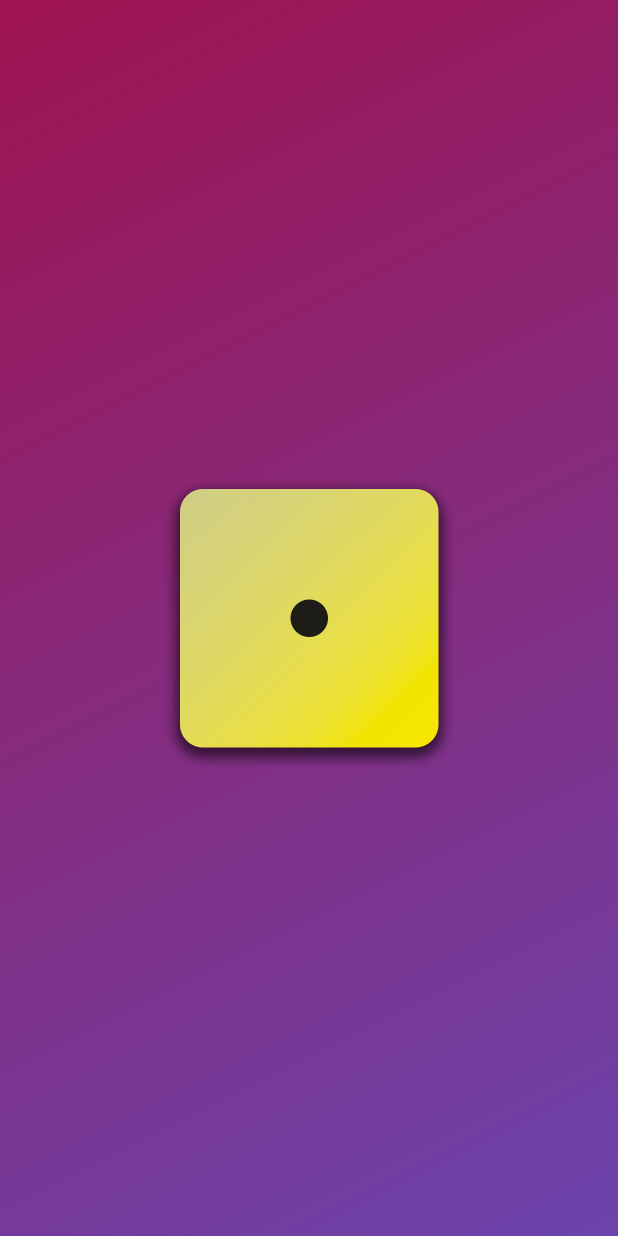
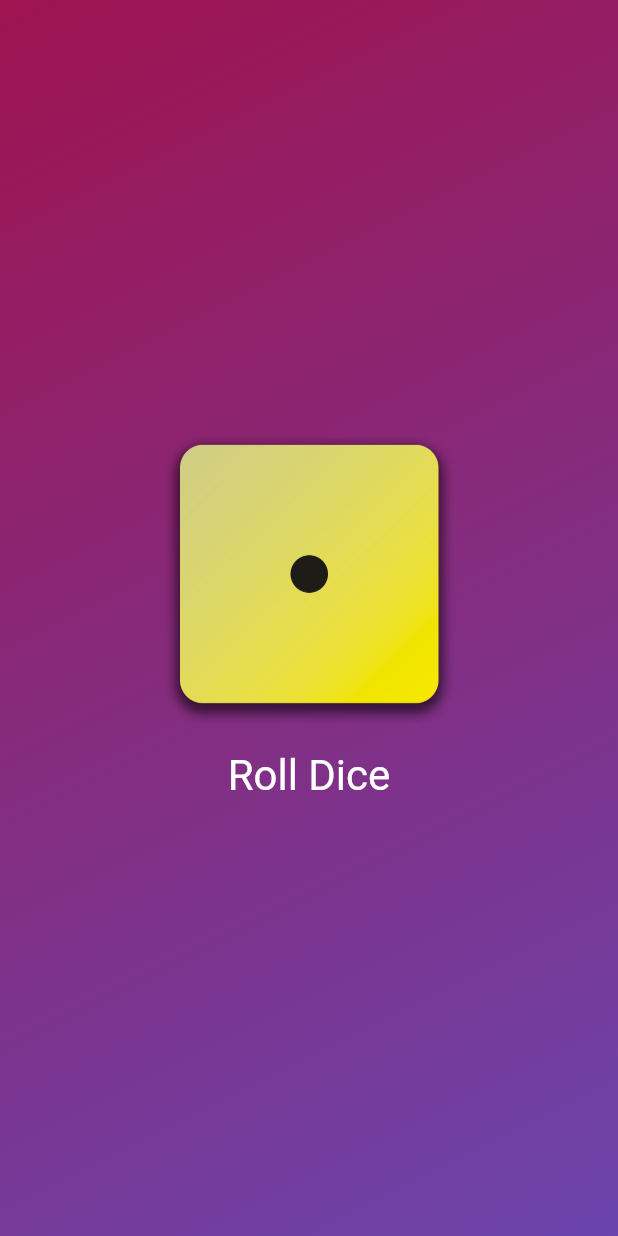
Before and after one commit to haservi/udemy-flutter, a Flutter app: the screen it shows after launch, on a phone screen of 412 x 824 dp. Run offline on Flutter 3.47's test engine with Material 2 defaults, Android fonts, the phone set to English and light mode, and no system bars.

Commit message:
feat: 버튼 클릭 시 주사위가 바뀌도록 상태 변환 처리

```diff
--- /dev/null
+++ b/first_app/lib/dice_roller.dart
@@ -0,0 +1,43 @@
+import 'package:flutter/material.dart';
+
+class DiceRoller extends StatefulWidget {
+  const DiceRoller({super.key});
+
+  @override
+  State<DiceRoller> createState() {
+    return _DiceRollerState();
+  }
+}
+
+class _DiceRollerState extends State<DiceRoller> {
+  var activeDiceImage = 'assets/images/dice-1.png';
+
+  void rollDice() {
+    setState(() {
+      activeDiceImage = 'assets/images/dice-6.png';
+    });
+  }
+
+  @override
+  Widget build(BuildContext context) {
+    return Column(
+      mainAxisSize: MainAxisSize.min,
+      children: [
+        Image.asset(
+          activeDiceImage,
+          width: 200,
+        ),
+        const SizedBox(height: 10),
+        TextButton(
+          onPressed: rollDice,
+          style: TextButton.styleFrom(
+            // padding: const EdgeInsets.only(top: 20),
+            foregroundColor: Colors.white,
+            textStyle: const TextStyle(fontSize: 28),
+          ),
+          child: const Text('Roll Dice'),
+        ),
+      ],
+    );
+  }
+}
--- a/first_app/lib/gradient_container.dart
+++ b/first_app/lib/gradient_container.dart
@@ -1,3 +1,4 @@
+import 'package:first_app/dice_roller.dart';
 import 'package:flutter/material.dart';
 
 const startAlignment = Alignment.topLeft;
@@ -5,6 +6,10 @@ const endAlignment = Alignment.bottomRight;
 
 class GradientContainer extends StatelessWidget {
   const GradientContainer(this.color1, this.color2, {super.key});
+
+  const GradientContainer.purple({super.key})
+      : color1 = Colors.deepPurple,
+        color2 = Colors.indigo;
 
   final Color color1;
   final Color color2;
@@ -16,12 +21,7 @@ class GradientContainer extends StatelessWidget {
         gradient: LinearGradient(
             colors: [color1, color2], begin: startAlignment, end: endAlignment),
       ),
-      child: Center(
-        child: Image.asset(
-          'assets/images/dice-1.png',
-          width: 200,
-        ),
-      ),
+      child: const Center(child: DiceRoller()),
     );
   }
 }
```
